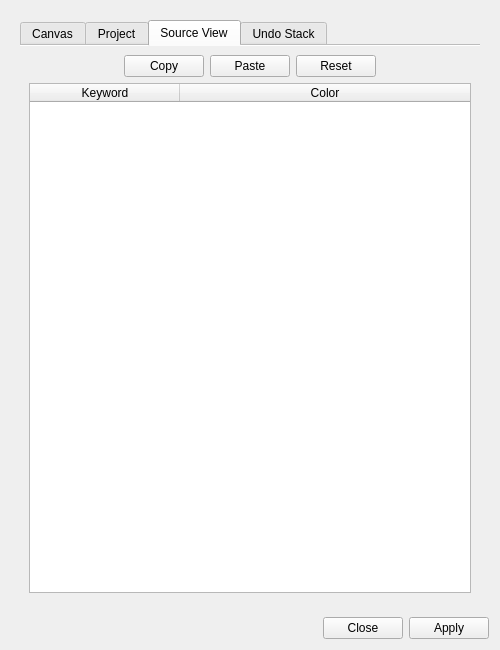
textbrowser/glitch, file UI/glitch-canvas-settings.ui: the form before one commit.
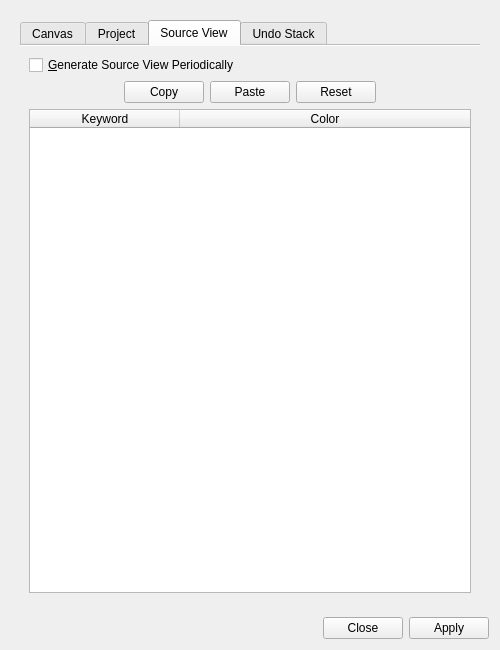
The form after the commit. The open tabs and pages were chosen to show the change. Icons and pictures are not drawn.

Commit message: Periodic source view.

Diff of the .ui file:
```diff
--- a/UI/glitch-canvas-settings.ui
+++ b/UI/glitch-canvas-settings.ui
@@ -642,6 +642,16 @@
            <string>Source View</string>
           </attribute>
           <layout class="QVBoxLayout" name="verticalLayout_7">
+           <item>
+            <widget class="QCheckBox" name="generate_source_view_periodically">
+             <property name="toolTip">
+              <string>&lt;html&gt;&lt;head/&gt;&lt;body&gt;&lt;p&gt;Generate the code shortly after a change is made. Please activate the source panel separately.&lt;/p&gt;&lt;/body&gt;&lt;/html&gt;</string>
+             </property>
+             <property name="text">
+              <string>&amp;Generate Source View Periodically</string>
+             </property>
+            </widget>
+           </item>
            <item>
             <layout class="QHBoxLayout" name="horizontalLayout_14">
              <item>
```
Left out of the diff: 3 changed lines with no effect on the pictures. The commit also changes 6 other files.
